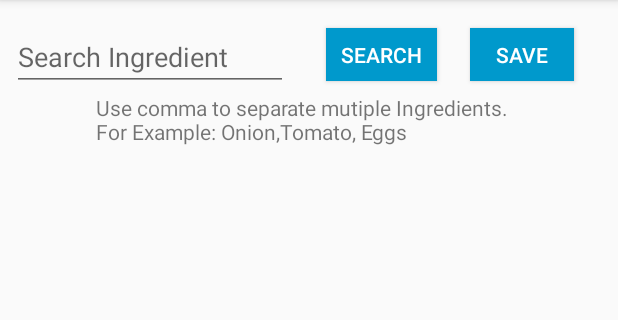
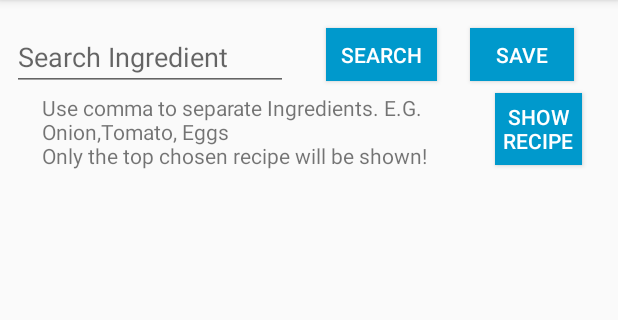
Before and after one commit to Jisha-George/WhatsInTheFridge, an Android app: the FridgeIngredients screen opened directly, with no data from a screen before it, on a phone screen of 412 x 824 dp, the part 84-404 px from its top. Run offline under Robolectric (Android 15) with nearby library versions, the phone set to English and light mode, and no system bars.

Commit message:
Show Recipe

```diff
--- a/WhatsInMyFridge/app/src/main/AndroidManifest.xml
+++ b/WhatsInMyFridge/app/src/main/AndroidManifest.xml
@@ -4,7 +4,7 @@
 
     <uses-permission android:name="android.permission.CAMERA" />
     <uses-feature android:name="android.hardware.camera2"/>
-    <uses-permission android:name="android.permission.INTERNET" />
+    <uses-permission android:name="android.permission.INTERNET"/>
     <uses-permission android:name="android.permission.ACCESS_FINE_LOCATION"/>
     <uses-permission android:name="android.permission.READ_EXTERNAL_STORAGE"/>
     <uses-permission android:name="android.permission.WRITE_EXTERNAL_STORAGE"/>
--- a/WhatsInMyFridge/app/src/main/res/layout/activity_fridge_ingredients.xml
+++ b/WhatsInMyFridge/app/src/main/res/layout/activity_fridge_ingredients.xml
@@ -36,7 +36,7 @@
         android:text="Search"
         android:textColor="@android:color/white"
         app:layout_constraintBottom_toBottomOf="parent"
-        app:layout_constraintEnd_toStartOf="@+id/button"
+        app:layout_constraintEnd_toStartOf="@+id/saveButton"
         app:layout_constraintHorizontal_bias="0.5"
         app:layout_constraintStart_toEndOf="@+id/ingredientText"
         app:layout_constraintTop_toTopOf="parent"
@@ -59,13 +59,13 @@
         app:layout_constrainedWidth="true"
         app:layout_constraintBottom_toBottomOf="parent"
         app:layout_constraintEnd_toEndOf="parent"
-        app:layout_constraintHorizontal_bias="0.4"
+        app:layout_constraintHorizontal_bias="0.0"
         app:layout_constraintStart_toStartOf="parent"
         app:layout_constraintTop_toBottomOf="@+id/Instructions"
         app:layout_constraintVertical_bias="1.0" />
 
     <Button
-        android:id="@+id/button"
+        android:id="@+id/saveButton"
         android:layout_width="69dp"
         android:layout_height="35dp"
         android:layout_marginBottom="8dp"
@@ -84,18 +84,37 @@
 
     <TextView
         android:id="@+id/Instructions"
-        android:layout_width="285dp"
-        android:layout_height="38dp"
+        android:layout_width="273dp"
+        android:layout_height="53dp"
         android:layout_marginBottom="8dp"
-        android:layout_marginEnd="8dp"
         android:layout_marginStart="8dp"
         android:layout_marginTop="8dp"
-        android:text="Use comma to separate mutiple Ingredients. For Example: Onion,Tomato, Eggs"
+        android:text="Use comma to separate Ingredients. E.G. Onion,Tomato, Eggs \nOnly the top chosen recipe will be shown!"
         app:layout_constraintBottom_toBottomOf="parent"
         app:layout_constraintEnd_toEndOf="parent"
-        app:layout_constraintHorizontal_bias="0.506"
+        app:layout_constraintEnd_toStartOf="@+id/recipeButton"
+        app:layout_constraintHorizontal_bias="0.5"
         app:layout_constraintStart_toStartOf="parent"
         app:layout_constraintTop_toBottomOf="@+id/searchRecipe"
         app:layout_constraintVertical_bias="0.0" />
 
+    <Button
+        android:id="@+id/recipeButton"
+        android:layout_width="58dp"
+        android:layout_height="48dp"
+        android:layout_marginBottom="8dp"
+        android:layout_marginEnd="4dp"
+        android:layout_marginStart="8dp"
+        android:layout_marginTop="8dp"
+        android:background="@android:color/holo_blue_dark"
+        android:onClick="showRecipe"
+        android:text="Show Recipe"
+        android:textColor="@android:color/white"
+        app:layout_constraintBottom_toBottomOf="parent"
+        app:layout_constraintEnd_toEndOf="parent"
+        app:layout_constraintHorizontal_bias="0.938"
+        app:layout_constraintStart_toEndOf="@+id/Instructions"
+        app:layout_constraintTop_toBottomOf="@+id/saveButton"
+        app:layout_constraintVertical_bias="0.0" />
+
 </android.support.constraint.ConstraintLayout>
```
Also changed, not shown: WhatsInMyFridge/app/src/main/java/uk/ac/lincoln/students/a13488071/whatsinmyfridge/FridgeIngredients.java (+75 -0 lines).
